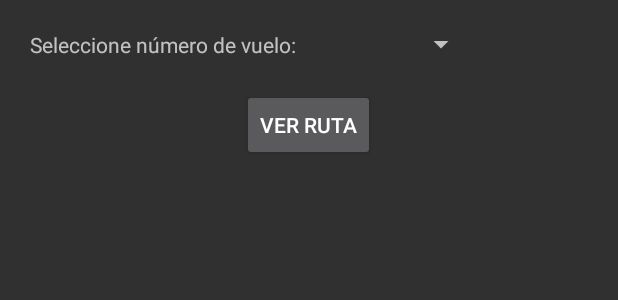
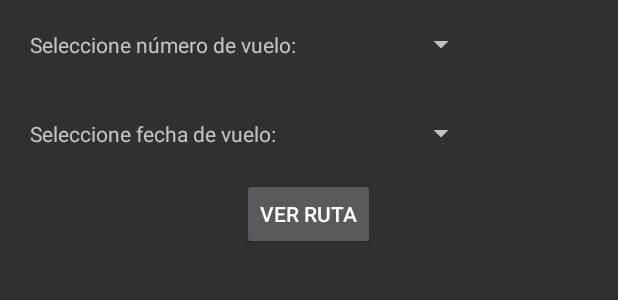
Before and after one commit to Mariordk/Airpports, an Android app: the layout fragment_main.xml on its own in the app's theme, with its tools: preview values and no code run, on a phone screen of 412 x 824 dp. Shown: the top 300 px of the screen. Run offline under Robolectric (Android 15) with nearby library versions, the phone set to English and light mode, and no system bars.

Commit message:
Ya se puede seleccionar el vuelo por fecha y la camara se acerca a los marcadores.

```diff
--- a/app/src/main/res/layout/fragment_main.xml
+++ b/app/src/main/res/layout/fragment_main.xml
@@ -23,6 +23,25 @@
         </Spinner>
     </LinearLayout>
 
+    <LinearLayout
+        android:layout_width="wrap_content"
+        android:layout_height="wrap_content"
+        android:textAlignment="center">
+        <TextView
+            android:id="@+id/select_fecha"
+            android:padding="20dp"
+            android:layout_width="270dp"
+            android:layout_height="wrap_content"
+            android:text="@string/select_date"/>
+
+        <Spinner
+            android:id="@+id/fecha_vuelo"
+            android:layout_width="match_parent"
+            android:layout_height="match_parent"
+            android:layout_weight="1">
+        </Spinner>
+    </LinearLayout>
+
     <Button
         android:layout_width="wrap_content"
         android:layout_height="wrap_content"
--- a/app/src/main/res/values/strings.xml
+++ b/app/src/main/res/values/strings.xml
@@ -3,4 +3,5 @@
     <string name="title_activity_maps">Map</string>
     <string name="select_flight">Seleccione número de vuelo:</string>
     <string name="see_route">Ver ruta</string>
+    <string name="select_date">Seleccione fecha de vuelo:</string>
 </resources>
```
Also changed, not shown: app/src/main/java/com/example/mario/airpports/MainFragment.java (+100 -4 lines), app/src/main/java/com/example/mario/airpports/MapsActivity.java (+37 -2 lines), 1 other file.
